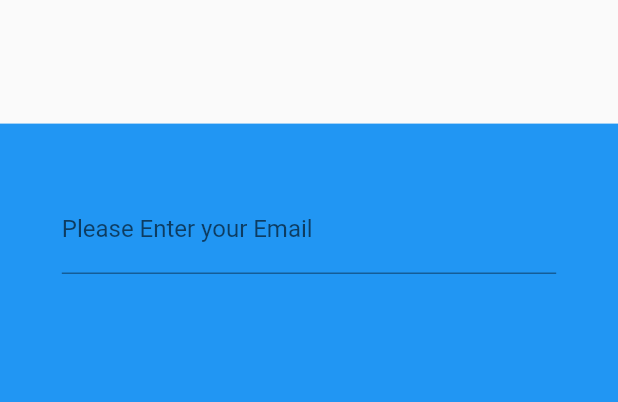
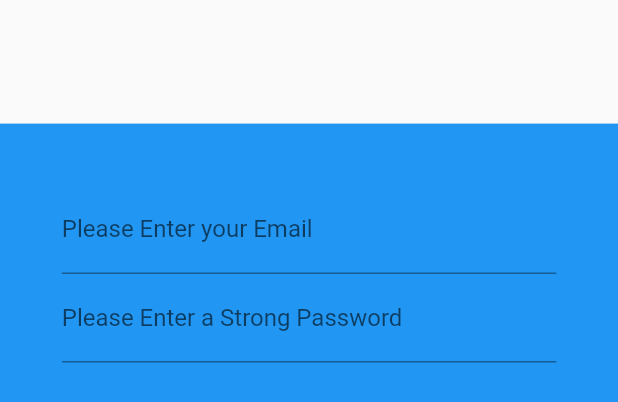
Before and after one commit to MockSock/user_login_example, a Flutter app: the SignUp widget shown alone on an empty page, opened directly, on a phone screen of 412 x 824 dp. Shown: the top 402 px of the screen. Run offline on Flutter 3.47's test engine with Material 2 defaults, Android fonts, the phone set to English and light mode, and no system bars; our stand-ins replace firebase_core; accounts and stored records are empty.

Commit message:
Add password TextField

```diff
--- a/lib/widgets/sign-up.dart
+++ b/lib/widgets/sign-up.dart
@@ -88,10 +88,18 @@ class _SignUpState extends State<SignUp> {
         key: _formKey,
         child: Column(
           children: <Widget>[
+            // Email TextField
             TextField(
               decoration:
                   const InputDecoration(labelText: 'Please Enter your Email'),
               controller: _email,
+            ),
+
+            // Password TextField
+            TextField(
+              decoration: const InputDecoration(
+                  labelText: 'Please Enter a Strong Password'),
+              controller: _password,
             ),
           ],
         ),
```
